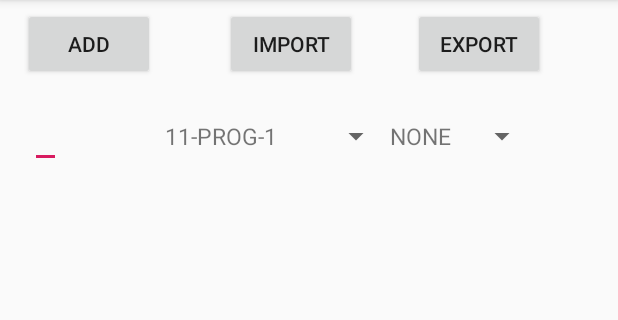
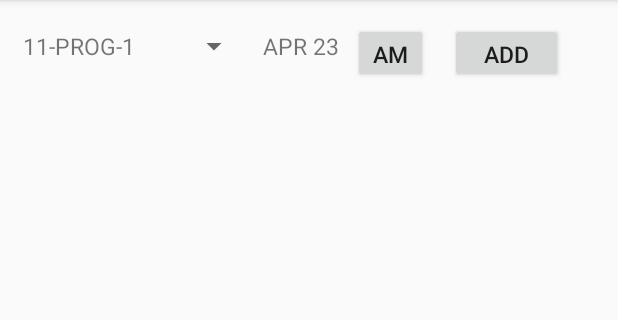
Before and after one commit to marquez-marvz/MyApplication05, an Android app: the screen it shows after launch (MyRecycle before the commit, SchedMain after it), on a phone screen of 412 x 824 dp, the part 84-404 px from its top. Run offline under Robolectric (Android 15) with nearby library versions, the phone set to English and light mode, and no system bars; 2 statements that could not run were skipped.

Commit message:
April24-741am

```diff
--- a/app/src/main/AndroidManifest.xml
+++ b/app/src/main/AndroidManifest.xml
@@ -9,7 +9,7 @@
         android:roundIcon="@mipmap/ic_launcher_round"
         android:supportsRtl="true"
         android:theme="@style/AppTheme">
-        <activity android:name=".MyRecycle">
+        <activity android:name=".SchedMain">
             <intent-filter>
                 <action android:name="android.intent.action.MAIN" />
 
--- a/app/src/main/java/com/example/myapplication05/MyDBHandler.kt
+++ b/app/src/main/java/com/example/myapplication05/MyDBHandler.kt
@@ -11,13 +11,10 @@ import android.database.sqlite.SQLiteException
 import android.database.sqlite.SQLiteOpenHelper
 import android.util.Log
 import android.widget.Toast
+import java.time.Month
 
 
-
-
-
-
-class DatabaseHandler(context: Context): SQLiteOpenHelper(context,"dbstudent",null, 11) {
+class DatabaseHandler(context: Context): SQLiteOpenHelper(context,"dbstudent",null, 15) {
     companion object {
         private val DATABASE_VERSION = 1
         private val TABLE_NAME = "tbstudent"
@@ -26,6 +23,12 @@ class DatabaseHandler(context: Context): SQLiteOpenHelper(context,"dbstudent",nu
         private val TBSTUDENT_LAST = "LastName"
         private val TBSTUDENT_GRP = "GrpNumber"
         private val TBSTUDENT_SECTION = "Section"
+
+        private val TBSCHED_TIME= "SchedTime"
+        private val TBSCHED_DATE= "SchedDate"
+        private val TBSCHED_SECTION= "SectionCode"
+        private val TBSCHED_REMARK= "Remark"
+
     }
 
 
@@ -38,37 +41,39 @@ class DatabaseHandler(context: Context): SQLiteOpenHelper(context,"dbstudent",nu
 
         }
 
-    fun ShowField(){
+    fun ShowField(tableName:String){
         var db:SQLiteDatabase;
         db = getReadableDatabase();
-        var cursor: Cursor? =  db.query("tbstudent", null, null, null, null, null, null);
+        var cursor: Cursor? =  db.query(tableName, null, null, null, null, null, null);
         val col:Array<String> = cursor!!.getColumnNames()
         var s: String = ""
         for (c in col) {
             s = s + " " + c
         }
-        Toast.makeText(this.context,  s,  Toast.LENGTH_LONG).show();
+       Toast.makeText(this.context,  s,  Toast.LENGTH_LONG).show();
     }
 
     override fun onCreate(db: SQLiteDatabase?) {
 
-        val sql= ("CREATE TABLE tbstudent (StudentNo INTEGER PRIMARY KEY,FirstName text, Lastname text,GrpNumber text, Section text )")
+        val sql= ("CREATE TABLE tbstudent (StudentNo INTEGER PRIMARY KEY,FirstName text, Lastname text,GrpNumber text, Section text))")
         db?.execSQL(sql)
         Log.d("myTag", "This is my delete");
     }
 
     override fun onUpgrade(db: SQLiteDatabase?, oldVersion: Int, newVersion: Int) {
-      var    sql =  "DROP TABLE tbstudent";
+
+   var  sql = ("create table tbsched (SchedTime text,	SchedDate text,	SectionCode text, Remark text,   PRIMARY KEY (SchedTime, SchedDate, SectionCode))")
+        //var  sql = ("drop table tbsched")
         db?.execSQL(sql)
-         sql= ("CREATE TABLE tbstudent (StudentNo INTEGER PRIMARY KEY,FirstName text, LastName text,GrpNumber text, Section text )")
+//
 
-       db?.execSQL(sql)
-        Toast.makeText(this.context, " database is upgraded", Toast.LENGTH_LONG).show()
+//      var    sql =  "DROP TABLE tbstudent";
+//                sql= ("CREATE TABLE tbstudent (StudentNo INTEGER PRIMARY KEY,FirstName text, LastName text,GrpNumber text, Section text )")
+//
+//       db?.execSQL(sql)
+//        Toast.makeText(this.context, " database is upgraded", Toast.LENGTH_LONG).show()
 
     }
-
-
-
 
     fun ManageStudent(crudStatus:String,  studentno: String, fnanme: String="", lastname: String="", grpnumber: String="", section: String=""):Boolean {
         val db = this.writableDatabase
@@ -109,12 +114,48 @@ class DatabaseHandler(context: Context): SQLiteOpenHelper(context,"dbstudent",nu
         db.close()
     }
 
+    fun ManageSched(crudStatus:String,  ampm: String, myDate: String, sectionCode: String, remark: String="-"):Boolean {
+        val db = this.writableDatabase
+        val contentValues = ContentValues()
+        contentValues.put(TBSCHED_TIME, ampm)
+        contentValues.put(TBSCHED_DATE, myDate) // EmpModelClass Name
+        contentValues.put(TBSCHED_SECTION, sectionCode) // EmpModelClass Phone
+        contentValues.put(TBSCHED_REMARK, remark) // EmpModelClass Phone
+        var status:Boolean=false;
+        when (crudStatus) {
+            "ADD" -> {
+                val success = db.insert("tbsched", null, contentValues)
+                if (success<0)
+                    status = false
+                else
+                    status =  true
+            }//add
+
+            "EDIT" -> {
+                var where = "$TBSCHED_DATE='$myDate' and $TBSCHED_SECTION='$sectionCode' and $TBSCHED_TIME='$ampm'"
+                val editstat = db.update(TABLE_NAME, contentValues, where , null)
+                if (editstat<0)
+                    status = false
+                else
+                    status = true
+            }//edit
 
 
 
+            "DELETE" -> {
 
+                var where = "$TBSCHED_DATE='$myDate' and $TBSCHED_SECTION='$sectionCode' and $TBSCHED_TIME='$ampm'"
+                 val success = db.delete("TBSCHED",  where,null)
+//                if (success<0)
+//                    status = false
+//                else
+//                    status = true
+            }//edit
 
-
+        }//when
+        return status
+        db.close()
+    }
 
     fun  GetStudentList(category:String,section:String="",grp:String="", lastname:String="" ):List<Person> {
         val studentList: ArrayList<Person> = ArrayList<Person>()
@@ -151,9 +192,44 @@ class DatabaseHandler(context: Context): SQLiteOpenHelper(context,"dbstudent",nu
         return studentList
     }
 
+    fun  GetScheduleList(sectioncode:String, monthname: String): List<ScheduleModel> {
+
+        val schedList: ArrayList<ScheduleModel> = ArrayList<ScheduleModel>()
+        var sql: String= "SELECT  * FROM TBSCHED where $TBSCHED_SECTION='$sectioncode'"
+        sql = sql + " and $TBSCHED_DATE like '$monthname%' order by $TBSCHED_DATE DESC"
+
+
+        Toast.makeText(this.context,  sql,  Toast.LENGTH_LONG).show();
+        Log.e("SQL",sql)
+        val db = this.readableDatabase
+        var cursor: Cursor? = null
+        try{
+            cursor = db.rawQuery(sql, null)
+        }catch (e: SQLiteException) {
+            db.execSQL(sql)
+            return ArrayList()
+        }
+
+        if (cursor.moveToFirst()) {
+            do {
+                var ampm= cursor.getString(cursor.getColumnIndex(TBSCHED_TIME))
+                var myDate = cursor.getString(cursor.getColumnIndex(TBSCHED_DATE))
+                var sectioncode = cursor.getString(cursor.getColumnIndex(TBSCHED_SECTION))
+                var remark= cursor.getString(cursor.getColumnIndex(TBSCHED_REMARK))
+                val sched= ScheduleModel(ampm, myDate, sectioncode, remark)
+                schedList.add(sched)
+            } while (cursor.moveToNext())
+        }
+
+        return schedList
+    }
+
+}
 
 
 
 
 
+class ScheduleModel (var ampm:String ,  var myDate:String, var sectioncode:String, var renark:String){
+    // class Person (var firstname:String){
 }
--- a/app/src/main/java/com/example/myapplication05/MyRecycle.kt
+++ b/app/src/main/java/com/example/myapplication05/MyRecycle.kt
@@ -31,20 +31,19 @@ class MyRecycle : AppCompatActivity() {
         setContentView(R.layout.myrecycle)
         UpdateListContent();
         ViewRecord()
-        val arrGroup:Array<String> = this.getResources().getStringArray(R.array.grpNumber)
-        val arrSection:Array<String> =  this.getResources().getStringArray(R.array.section_choice)
-
-
-        var  groupAdapter:ArrayAdapter<String>  = ArrayAdapter<String>(this,R.layout.spinner_choice,arrGroup)
-        groupAdapter.setDropDownViewResource(android.R.layout.simple_spinner_dropdown_item);
-        cboGroupSearch.setAdapter(groupAdapter);
-
-        var  sectionAdapter:ArrayAdapter<String>  = ArrayAdapter<String>(this,R.layout.spinner_choice,arrSection)
-        sectionAdapter.setDropDownViewResource(android.R.layout.simple_spinner_dropdown_item);
-        cboSectionSearch.setAdapter(sectionAdapter);
 
 //        cboGroupSearch.setSelection(0)
-//        cboGroupSearch.setSelection(spinnerArrayAdapter.getCount()); //set the hint the default selection so it appears on launch.
+//        cboGroupSearcval arrGroup:Array<String> = this.getResources().getStringArray(R.array.grpNumber)
+//        val arrSection:Array<String> =  this.getResources().getStringArray(R.array.section_choice)
+//
+//
+//        var  groupAdapter:ArrayAdapter<String>  = ArrayAdapter<String>(this,R.layout.spinner_choice,arrGroup)
+//        groupAdapter.setDropDownViewResource(android.R.layout.simple_spinner_dropdown_item);
+//        cboGroupSearch.setAdapter(groupAdapter);
+//
+//        var  sectionAdapter:ArrayAdapter<String>  = ArrayAdapter<String>(this,R.layout.spinner_choice,arrSection)
+//        sectionAdapter.setDropDownViewResource(android.R.layout.simple_spinner_dropdown_item);
+//        cboSectionSearch.setAdapter(sectionAdapter);h.setSelection(spinnerArrayAdapter.getCount()); //set the hint the default selection so it appears on launch.
 
 
 
--- /dev/null
+++ b/app/src/main/java/com/example/myapplication05/SchedMain.kt
@@ -0,0 +1,172 @@
+package com.example.myapplication05
+
+import android.app.DatePickerDialog
+import android.app.DatePickerDialog.OnDateSetListener
+import android.content.Context
+import android.os.Bundle
+import android.telephony.MbmsGroupCallSession
+import android.view.View
+import android.widget.AdapterView
+import android.widget.ArrayAdapter
+import android.widget.DatePicker
+import android.widget.Toast
+import androidx.appcompat.app.AppCompatActivity
+import androidx.fragment.app.FragmentActivity
+import androidx.recyclerview.widget.LinearLayoutManager
+import kotlinx.android.synthetic.main.dialog_student.view.*
+import kotlinx.android.synthetic.main.myrecycle.*
+import kotlinx.android.synthetic.main.sched_main.*
+import kotlinx.android.synthetic.main.sched_main.btnAdd
+import java.util.*
+import kotlin.text.Typography.section
+
+
+class SchedMain : AppCompatActivity() {
+    companion object {
+        var adapter: ScheduleAdapter? = null;
+        var list = arrayListOf<ScheduleModel>()
+
+        fun UpdateListContent(section: String, myDate:String,  context: Context) {
+            val databaseHandler: DatabaseHandler = DatabaseHandler(context)
+            val monthname =  myDate.substring(0, 3)
+            val schedlist: List<ScheduleModel>
+            schedlist = databaseHandler.GetScheduleList(section,  monthname)
+
+            list.clear()
+
+            for (sched in schedlist) {
+                list.add(ScheduleModel(sched.ampm, sched.myDate, sched.sectioncode, sched.renark))
+            }
+        }
+
+    }
+
+    private var mDateSetListener: DatePickerDialog.OnDateSetListener? = null
+    val myContext:Context = this;
+    override fun onCreate(savedInstanceState: Bundle?) {
+        super.onCreate(savedInstanceState)
+        setContentView(R.layout.sched_main)
+
+        //Util.DatabaseUpGrade(this)
+        //Util.ShowTableField(this, "tbsched")
+        SetDate()
+
+        ViewRecord()
+
+
+        //DatabaseUtility(this)
+        val arrSection: Array<String> = this.getResources().getStringArray(R.array.section_choice)
+
+        var sectionAdapter: ArrayAdapter<String> =
+            ArrayAdapter<String>(this, R.layout.spinner_choice, arrSection)
+        sectionAdapter.setDropDownViewResource(android.R.layout.simple_spinner_dropdown_item);
+        cboSectionSched.setAdapter(sectionAdapter);
+
+        var mycontext = this;
+        //mDisplayDate = findViewById(R.id.txtdate) as TextView
+        txtDate.setOnClickListener(object : View.OnClickListener {
+            override fun onClick(view: View) {
+                val cal = Calendar.getInstance()
+                val year = cal.get(Calendar.YEAR)
+                val month = cal.get(Calendar.MONTH)
+                val day = cal.get(Calendar.DAY_OF_MONTH)
+                val dialog = DatePickerDialog(
+                    mycontext,
+                    android.R.style.Theme_Holo_Light_Dialog_MinWidth,
+                    mDateSetListener,
+                    year, month, day
+                )
+                //dialog.getWindow().setBackgroundDrawable(ColorDrawable(Color.TRANSPARENT))
+                dialog.show()
+            }
+        })
+
+        mDateSetListener = object : DatePickerDialog.OnDateSetListener {
+            override fun onDateSet(datePicker: DatePicker, year: Int, month: Int, day: Int) {
+                SetDate(month, day)
+                adapter!!.notifyDataSetChanged()
+            }
+        }
+
+
+        btnAmPm.setOnClickListener {
+            if (btnAmPm.getText() == "AM")
+                btnAmPm.setText("PM")
+            else
+                btnAmPm.setText("AM")
+        }
+
+
+        btnAdd.setOnClickListener {
+            val myDate = txtDate.text.toString()
+            val ampm = btnAmPm.getText().toString();
+            val section = cboSectionSched.getSelectedItem().toString();
+            val db: DatabaseHandler = DatabaseHandler(this);
+            var status = db.ManageSched("ADD", ampm, myDate, section)
+            UpdateListContent(section,myDate, this);
+            adapter!!.notifyDataSetChanged()
+
+        }
+
+
+        cboSectionSched.onItemSelectedListener = object : AdapterView.OnItemSelectedListener {
+            override fun onNothingSelected(parent: AdapterView<*>?) {
+            }
+
+            override fun onItemSelected(parent: AdapterView<*>?, view: View?, position: Int, id: Long) {
+                val section = cboSectionSched.getSelectedItem().toString();
+                val myDate = txtDate.text.toString()
+                UpdateListContent(section,myDate, mycontext);
+                adapter!!.notifyDataSetChanged()
+            }
+        }
+
+
+
+    }
+
+    fun SetDate(month: Int = 0, day: Int = 0) {
+        var myMonth: Int
+        var myDay: Int
+        val cal = Calendar.getInstance()
+        if (month == 0 && day == 0) {
+            myMonth = cal.get(Calendar.MONTH)
+            myDay = cal.get(Calendar.DAY_OF_MONTH)
+
+        } else {
+            myMonth = month
+            myDay = day
+        }
+        var ampm = cal.get(Calendar.AM_PM)
+        val monthName = arrayOf<String>(
+            "JAN", "FEB", "MAR", "APR", "MAY", "JUN", "JUL",
+            "AUG", "SEP", "OCT", "NOV", "DEC"
+        )
+        //  Log.d(TAG, "onDateSet: mm/dd/yyy: " + month + "/" + day + "/" + year)
+        val date = monthName[myMonth] + " " + Util.ZeroPad(myDay, 2)
+
+        txtDate.setText(date)
+        btnAmPm
+        if (ampm == 1)
+            btnAmPm.setText("PM")
+        else
+            btnAmPm.setText("AM")
+
+        val section = cboSectionSched.getSelectedItem().toString();
+        val myDate = txtDate.text.toString()
+        UpdateListContent(section, myDate, this)
+
+    }
+
+
+    fun ViewRecord() {
+        val layoutmanager = LinearLayoutManager(this)
+        layoutmanager.orientation = LinearLayoutManager.VERTICAL;
+        listSched.layoutManager = layoutmanager
+
+        adapter = ScheduleAdapter(this, list)
+        listSched.adapter = adapter
+    }
+
+
+}
--- /dev/null
+++ b/app/src/main/java/com/example/myapplication05/ScheduleModel.kt
@@ -0,0 +1 @@
+package com.example.myapplication05
--- /dev/null
+++ b/app/src/main/java/com/example/myapplication05/Utilities.kt
@@ -0,0 +1,32 @@
+package com.example.myapplication05
+
+import android.content.Context
+import android.widget.Toast
+
+class Util {
+    companion object {
+        fun Msgbox(context: Context, msg: String) {
+                Toast.makeText(context, msg , Toast.LENGTH_SHORT).show();
+
+        }
+
+        fun DatabaseUpGrade(context: Context) {
+            val db: DatabaseHandler = DatabaseHandler(context)
+            db.getWritableDatabase()
+
+        }
+
+
+        fun ZeroPad(num:Int, digit: Int):String{
+            var str = num.toString().padStart(digit, '0')
+            return str;
+        }
+
+        fun ShowTableField(context: Context, tableName:String) {
+            val db: DatabaseHandler = DatabaseHandler(context)
+            db.getWritableDatabase()
+            db.ShowField(tableName)
+        }
+
+    }
+}
--- a/app/src/main/res/layout/myrecycle.xml
+++ b/app/src/main/res/layout/myrecycle.xml
@@ -76,10 +76,6 @@
 
             android:prompt="@string/section_prompt" />
 
-
-
-
-
     </RelativeLayout>
 
 
--- /dev/null
+++ b/app/src/main/res/layout/sched_main.xml
@@ -0,0 +1,68 @@
+<?xml version="1.0" encoding="utf-8"?>
+<LinearLayout xmlns:android="http://schemas.android.com/apk/res/android"
+    xmlns:app="http://schemas.android.com/apk/res-auto"
+    xmlns:tools="http://schemas.android.com/tools"
+    android:layout_width="match_parent"
+    android:layout_height="match_parent"
+    android:orientation="vertical">
+
+    <RelativeLayout
+        android:layout_width="wrap_content"
+        android:layout_height="wrap_content">
+
+
+        <Spinner
+            android:id="@+id/cboSectionSched"
+            android:layout_width="wrap_content"
+            android:layout_height="wrap_content"
+            android:layout_alignParentLeft="true"
+            android:layout_alignParentTop="true"
+            android:layout_marginLeft="5dp"
+            android:layout_marginTop="10dp"
+            android:entries="@array/section_choice"
+            android:padding="0dp"
+            android:prompt="@string/section_prompt"
+            android:spinnerMode="dialog" />
+
+        <TextView
+            android:id="@+id/txtDate"
+            android:layout_width="wrap_content"
+            android:layout_height="wrap_content"
+            android:layout_alignParentLeft="true"
+            android:layout_alignParentTop="true"
+            android:layout_marginLeft="175dp"
+            android:layout_marginTop="20dp"
+            android:text="Hello"
+            android:textSize="15dp" />
+
+        <Button
+            android:id="@+id/btnAmPm"
+            android:layout_width="50dp"
+            android:layout_height="40dp"
+            android:layout_alignParentLeft="true"
+            android:layout_alignParentTop="true"
+            android:layout_marginLeft="235dp"
+            android:layout_marginTop="15dp"
+            android:text="AM"
+            android:textSize="15dp" />
+
+        <Button
+            android:id="@+id/btnAdd"
+            android:layout_width="75dp"
+            android:layout_height="40dp"
+            android:layout_alignParentLeft="true"
+            android:layout_alignParentTop="true"
+            android:layout_marginLeft="300dp"
+            android:layout_marginTop="15dp"
+            android:text="ADD"
+            android:textSize="15dp" />
+
+
+    </RelativeLayout>
+
+    <androidx.recyclerview.widget.RecyclerView
+        android:id="@+id/listSched"
+        android:layout_width="match_parent"
+        android:layout_height="match_parent" />
+
+</LinearLayout>
```
Also changed, not shown: app/src/main/java/com/example/myapplication05/NewAdapter.kt (+6 -7 lines), app/src/main/java/com/example/myapplication05/ScheduleAdapter.kt (added, +124 -0 lines), app/src/main/res/layout/inputbox.xml (added, +38 -0 lines), app/src/main/res/layout/sched_row.xml (added, +86 -0 lines).
